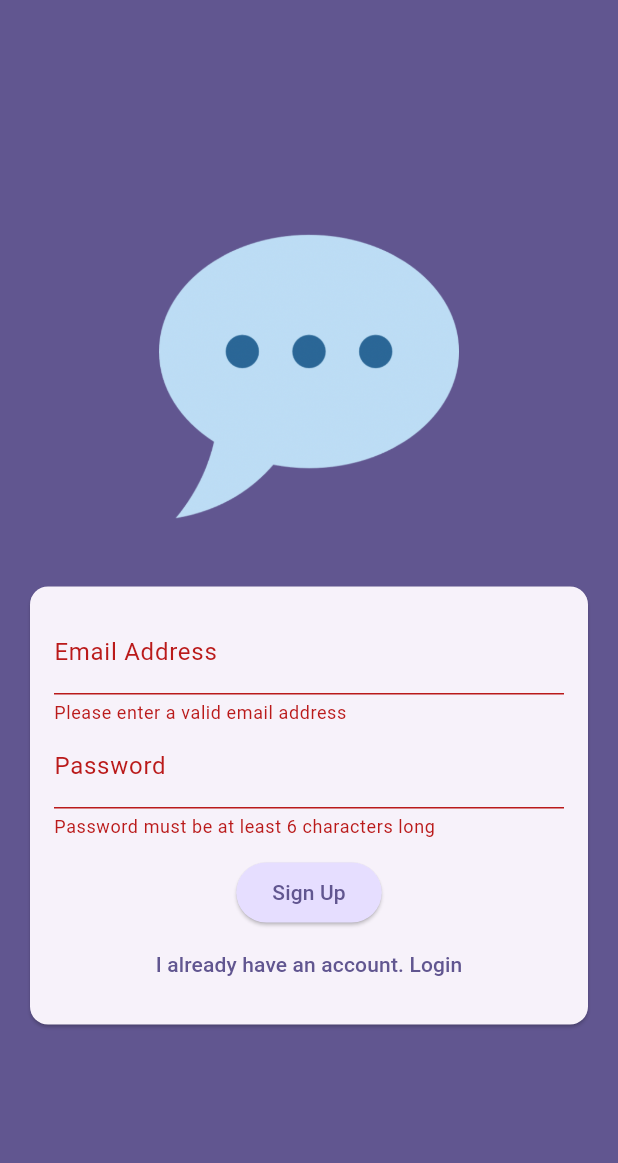
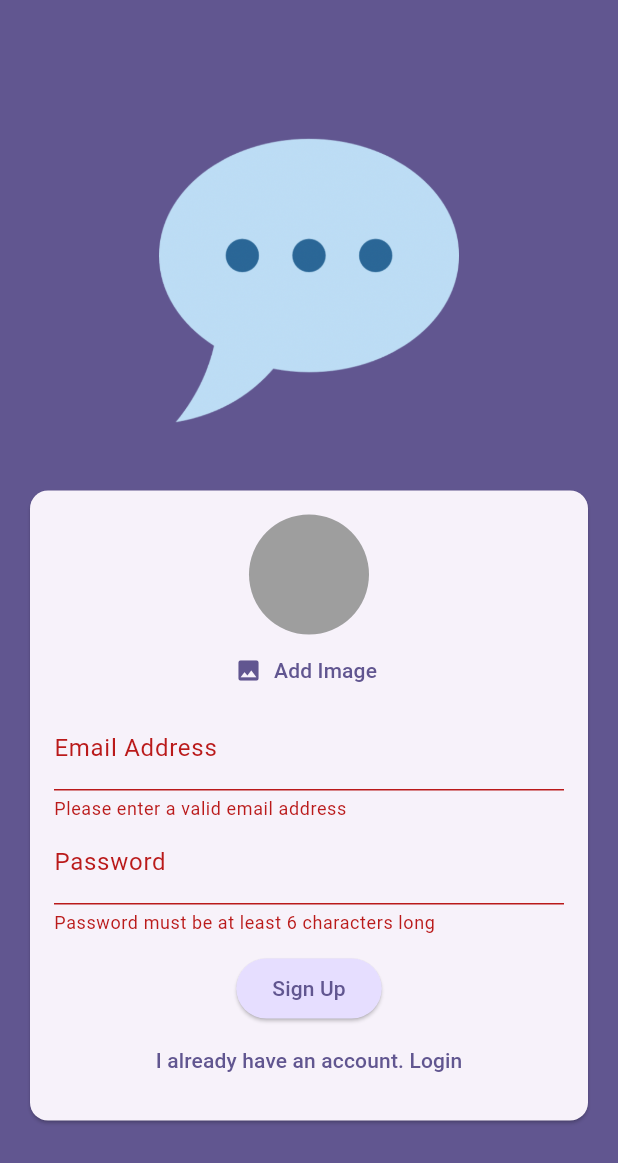
Before and after one commit to weas3ls/flutter-chat-app, a Flutter app: the screen it shows after launch, after a tap on "Login", after a tap on "Create an account", on a phone screen of 412 x 824 dp. Shown: the top 1163 px of the screen. Run offline on Flutter 3.47's test engine with Material 3 defaults, Android fonts, the phone set to English and light mode, and no system bars; our stand-ins replace firebase_auth, firebase_core, firebase_storage, image_picker; accounts and stored records are empty.

Commit message:
implement image uploading for user signup

```diff
--- a/lib/screens/auth.dart
+++ b/lib/screens/auth.dart
@@ -1,6 +1,11 @@
+import 'dart:io';
+
 import 'package:flutter/material.dart';
 
 import 'package:firebase_auth/firebase_auth.dart';
+import 'package:firebase_storage/firebase_storage.dart';
+
+import 'package:chat_app/widgets/user_image_picker.dart';
 
 final _firebase = FirebaseAuth.instance;
 
@@ -19,23 +24,36 @@ class _AuthScreenState extends State<AuthScreen> {
   bool _isLogin = true;
   String _enteredEmail = '';
   String _enteredPassword = '';
+  File? _selectedImage;
+  bool _isAuthenticating = false;
 
   void _submit() async {
     final isValid = _form.currentState!.validate();
 
-    if (!isValid) {
+    if (!isValid || !_isLogin && _selectedImage == null) {
       return;
     }
 
     _form.currentState!.save();
 
     try {
+      setState(() {
+        _isAuthenticating = true;
+      });
       if (_isLogin) {
         final userCredentials = await _firebase.signInWithEmailAndPassword(
             email: _enteredEmail, password: _enteredPassword);
       } else {
         final userCredentials = await _firebase.createUserWithEmailAndPassword(
             email: _enteredEmail, password: _enteredPassword);
+
+        final storageRef = FirebaseStorage.instance
+            .ref()
+            .child('user_images')
+            .child('${userCredentials.user!.uid}.jpg');
+
+        await storageRef.putFile(_selectedImage!);
+        final imageUrl = await storageRef.getDownloadURL();
       }
     } on FirebaseAuthException catch (e) {
       ScaffoldMessenger.of(context).clearSnackBars();
@@ -46,6 +64,9 @@ class _AuthScreenState extends State<AuthScreen> {
           ),
         ),
       );
+      setState(() {
+        _isAuthenticating = false;
+      });
     }
   }
 
@@ -78,6 +99,12 @@ class _AuthScreenState extends State<AuthScreen> {
                       child: Column(
                         mainAxisSize: MainAxisSize.min,
                         children: [
+                          if (!_isLogin)
+                            UserImagePicker(
+                              onPickImage: (pickedImage) {
+                                _selectedImage = pickedImage;
+                              },
+                            ),
                           TextFormField(
                             decoration: const InputDecoration(
                               labelText: 'Email Address',
@@ -108,6 +135,9 @@ class _AuthScreenState extends State<AuthScreen> {
                             },
                           ),
                           const SizedBox(height: 12),
+                          if (_isAuthenticating)
+                            const CircularProgressIndicator(),
+                          if (!_isAuthenticating)
                             ElevatedButton(
                               onPressed: _submit,
                               style: ElevatedButton.styleFrom(
@@ -117,6 +147,7 @@ class _AuthScreenState extends State<AuthScreen> {
                               ),
                               child: Text(_isLogin ? 'Login' : 'Sign Up'),
                             ),
+                          if (!_isAuthenticating)
                             TextButton(
                               onPressed: () {
                                 setState(() {
--- /dev/null
+++ b/lib/widgets/user_image_picker.dart
@@ -0,0 +1,63 @@
+import 'dart:io';
+
+import 'package:flutter/material.dart';
+
+import 'package:image_picker/image_picker.dart';
+
+class UserImagePicker extends StatefulWidget {
+  const UserImagePicker({
+    super.key,
+    required this.onPickImage,
+  });
+
+  final void Function(File pickedImage) onPickImage;
+
+  @override
+  State<UserImagePicker> createState() {
+    return _UserImagePicker();
+  }
+}
+
+class _UserImagePicker extends State<UserImagePicker> {
+  File? _pickedImageFile;
+
+  void _pickImage() async {
+    final pickedImage = await ImagePicker().pickImage(
+      source: ImageSource.camera,
+      imageQuality: 50,
+      maxWidth: 150,
+    );
+
+    if (pickedImage == null) {
+      return;
+    }
+
+    setState(() {
+      _pickedImageFile = File(pickedImage.path);
+    });
+
+    widget.onPickImage(_pickedImageFile!);
+  }
+
+  @override
+  Widget build(BuildContext context) {
+    return Column(
+      children: [
+        CircleAvatar(
+          radius: 40,
+          backgroundColor: Colors.grey,
+          foregroundImage:
+              _pickedImageFile != null ? FileImage(_pickedImageFile!) : null,
+        ),
+        TextButton.icon(
+          onPressed: _pickImage,
+          icon: const Icon(Icons.image),
+          label: Text(
+            'Add Image',
+            style: TextStyle(color: Theme.of(context).colorScheme.primary),
+          ),
+        )
+      ],
+    );
+  }
+}
```
Also changed, not shown: 1 other file. Lines whose indentation alone changed are shown as unchanged.
